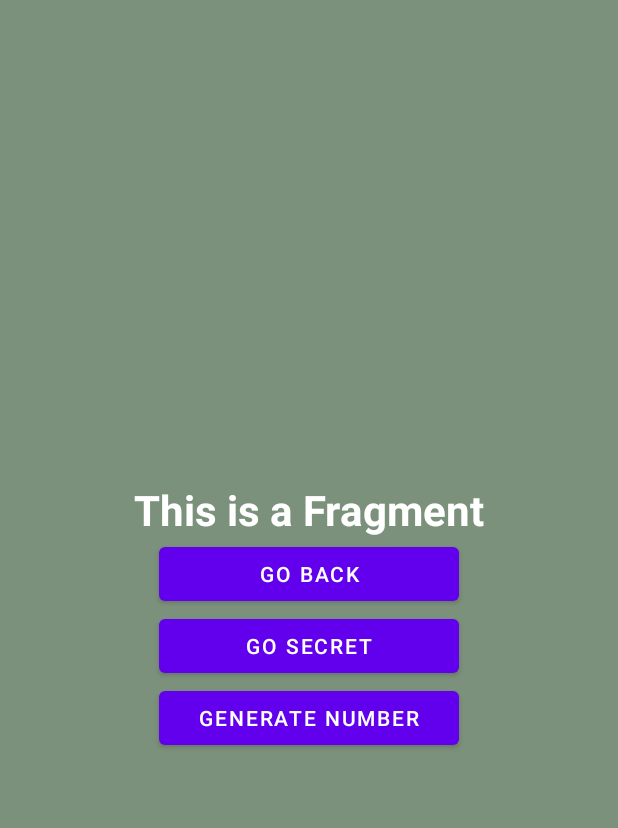
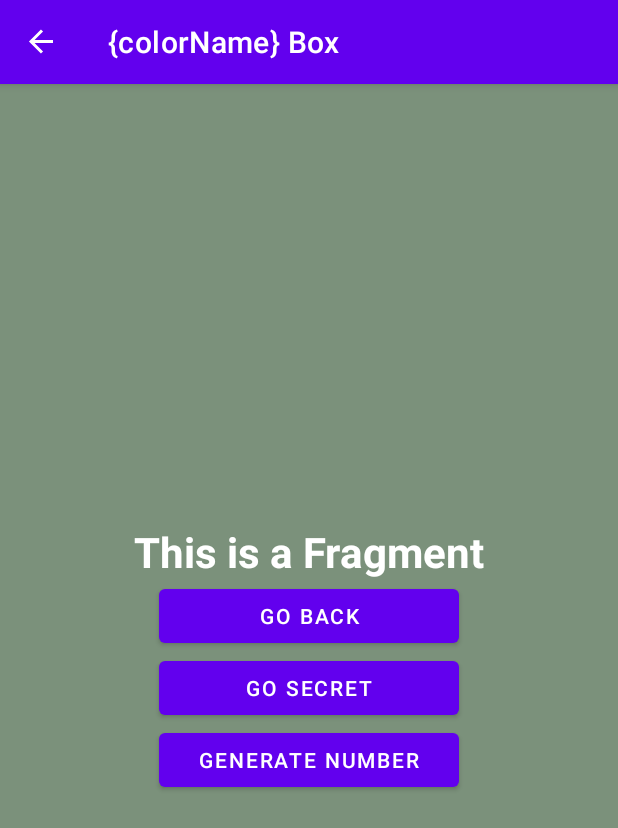
Before and after one commit to JonikBoltaev/AndroidLearn, an Android app: the screen it shows after launch (MainActivity), after a tap on "GREEN", on a phone screen of 412 x 824 dp. Shown: the top 828 px of the screen. Run offline under Robolectric (Android 15) with nearby library versions, the phone set to English and light mode, and no system bars; our stand-ins replace navigation-ui.

Commit message:
Navigation Component Part 2

```diff
--- a/app/build.gradle
+++ b/app/build.gradle
@@ -2,6 +2,7 @@ plugins {
     id 'com.android.application'
     id 'org.jetbrains.kotlin.android'
     id 'kotlin-android-extensions'
+    id 'androidx.navigation.safeargs.kotlin'
 }
 
 android {
--- a/app/src/main/java/ru/jonik/androidlearn/BoxFragment.kt
+++ b/app/src/main/java/ru/jonik/androidlearn/BoxFragment.kt
@@ -5,6 +5,7 @@ import android.view.View
 import androidx.core.os.bundleOf
 import androidx.fragment.app.Fragment
 import androidx.navigation.fragment.findNavController
+import androidx.navigation.fragment.navArgs
 import ru.jonik.androidlearn.databinding.FragmentBoxBinding
 import kotlin.random.Random
 
@@ -12,28 +13,28 @@ class BoxFragment : Fragment(R.layout.fragment_box) {
 
     private lateinit var binding: FragmentBoxBinding
 
+    private val args: BoxFragmentArgs by navArgs()
+
     override fun onViewCreated(view: View, savedInstanceState: Bundle?) {
         super.onViewCreated(view, savedInstanceState)
         binding = FragmentBoxBinding.bind(view)
 
-        binding.root.setBackgroundColor(requireArguments().getInt(ARG_COLOR))
+        binding.root.setBackgroundColor(args.color)
 
         binding.btnGoBack.setOnClickListener { findNavController().popBackStack() }
-        binding.btnSecretFragment.setOnClickListener { findNavController().navigate(R.id.action_boxFragment_to_secretFragment) }
+        binding.btnSecretFragment.setOnClickListener {
+            findNavController().navigate(
+                BoxFragmentDirections.actionBoxFragmentToSecretFragment()
+            )
+        }
         binding.btnGenerateNumber.setOnClickListener {
             val number = Random.nextInt(100)
-            parentFragmentManager.setFragmentResult(
-                REQUEST_CODE,
-                bundleOf(EXTRA_RANDOM_NUMBER to number)
-            )
+            findNavController().previousBackStackEntry?.savedStateHandle?.set(EXTRA_RANDOM_NUMBER, number)
             findNavController().popBackStack()
         }
     }
 
     companion object {
-        const val ARG_COLOR = "color"
-
-        const val REQUEST_CODE = "RANDOM_NUMBER_REQUEST_CODE"
         const val EXTRA_RANDOM_NUMBER = "EXTRA_RANDOM_NUMBER"
     }
 }
--- a/app/src/main/java/ru/jonik/androidlearn/MainActivity.kt
+++ b/app/src/main/java/ru/jonik/androidlearn/MainActivity.kt
@@ -2,11 +2,27 @@ package ru.jonik.androidlearn
 
 import android.os.Bundle
 import androidx.appcompat.app.AppCompatActivity
+import androidx.navigation.NavController
+import androidx.navigation.fragment.NavHostFragment
+import androidx.navigation.ui.NavigationUI
 
 class MainActivity : AppCompatActivity() {
+
+    private lateinit var navController: NavController
 
     override fun onCreate(savedInstanceState: Bundle?) {
         super.onCreate(savedInstanceState)
         setContentView(R.layout.activity_main)
+
+        val navHost =
+            supportFragmentManager.findFragmentById(R.id.fragmentContainer) as NavHostFragment
+        navController = navHost.navController
+
+
+        NavigationUI.setupActionBarWithNavController(this, navController)
+    }
+
+    override fun onSupportNavigateUp(): Boolean {
+        return navController.navigateUp() || super.onSupportNavigateUp()
     }
 }
--- a/app/src/main/java/ru/jonik/androidlearn/RootFragment.kt
+++ b/app/src/main/java/ru/jonik/androidlearn/RootFragment.kt
@@ -2,6 +2,7 @@ package ru.jonik.androidlearn
 
 import android.graphics.Color
 import android.os.Bundle
+import android.util.Log
 import android.view.View
 import android.widget.Toast
 import androidx.core.os.bundleOf
@@ -17,22 +18,24 @@ class RootFragment : Fragment(R.layout.fragment_root) {
         super.onViewCreated(view, savedInstanceState)
         binding = FragmentRootBinding.bind(view)
 
-        binding.btnGreen.setOnClickListener { openFragment(Color.rgb(123, 145, 123)) }
-        binding.btnAqua.setOnClickListener { openFragment(Color.rgb(127, 255, 212)) }
+        binding.btnGreen.setOnClickListener { openFragment(Color.rgb(123, 145, 123), "Green") }
+        binding.btnAqua.setOnClickListener { openFragment(Color.rgb(127, 255, 212), "Aqua") }
 
-        parentFragmentManager.setFragmentResultListener(
-            BoxFragment.REQUEST_CODE,
-            viewLifecycleOwner
-        ) { _, data ->
-            val number = data.getInt(BoxFragment.EXTRA_RANDOM_NUMBER)
-            Toast.makeText(requireContext(), "Generated number: $number", Toast.LENGTH_SHORT).show()
+        val liveData = findNavController().currentBackStackEntry?.savedStateHandle
+            ?.getLiveData<Int>(BoxFragment.EXTRA_RANDOM_NUMBER)
+        liveData?.observe(viewLifecycleOwner) { randomNumber ->
+            if (randomNumber != null) {
+                Log.d("Jonik", "Generated random number: $randomNumber")
+                Toast.makeText(requireContext(), "Generated random number: $randomNumber", Toast.LENGTH_SHORT).show()
+                liveData.value = null
+            }
         }
     }
 
-    private fun openFragment(color: Int) {
-        findNavController().navigate(
-            R.id.action_rootFragment_to_boxFragment,
-            bundleOf(BoxFragment.ARG_COLOR to color)
-        )
+    private fun openFragment(color: Int, colorName: String) {
+
+        val directions = RootFragmentDirections.actionRootFragmentToBoxFragment(colorName, color)
+
+        findNavController().navigate(directions)
     }
 }
--- a/app/src/main/res/layout/activity_main.xml
+++ b/app/src/main/res/layout/activity_main.xml
@@ -1,11 +1,12 @@
 <?xml version="1.0" encoding="utf-8"?>
-<androidx.fragment.app.FragmentContainerView xmlns:android="http://schemas.android.com/apk/res/android"
+<androidx.fragment.app.FragmentContainerView
+    xmlns:android="http://schemas.android.com/apk/res/android"
     xmlns:app="http://schemas.android.com/apk/res-auto"
     xmlns:tools="http://schemas.android.com/tools"
-    android:id="@+id/fragmentContainer"
-    android:name="androidx.navigation.fragment.NavHostFragment"
     android:layout_width="match_parent"
     android:layout_height="match_parent"
+    android:name="androidx.navigation.fragment.NavHostFragment"
+    android:id="@+id/fragmentContainer"
     app:defaultNavHost="true"
     app:navGraph="@navigation/nav_graph"
     tools:context=".MainActivity" />
--- a/app/src/main/res/navigation/nav_graph.xml
+++ b/app/src/main/res/navigation/nav_graph.xml
@@ -8,8 +8,8 @@
     <fragment
         android:id="@+id/rootFragment"
         android:name="ru.jonik.androidlearn.RootFragment"
-        android:label="fragment_root"
-        tools:layout="@layout/fragment_root" >
+        android:label="Main menu"
+        tools:layout="@layout/fragment_root">
         <action
             android:id="@+id/action_rootFragment_to_boxFragment"
             app:destination="@id/boxFragment" />
@@ -17,16 +17,21 @@
     <fragment
         android:id="@+id/boxFragment"
         android:name="ru.jonik.androidlearn.BoxFragment"
-        android:label="fragment_box"
-        tools:layout="@layout/fragment_box" >
+        android:label="{colorName} Box"
+        tools:layout="@layout/fragment_box">
         <action
             android:id="@+id/action_boxFragment_to_secretFragment"
             app:destination="@id/secretFragment" />
+        <argument
+            android:name="colorName"
+            app:argType="string" />
+        <argument
+            android:name="color"
+            app:argType="integer" />
     </fragment>
     <fragment
         android:id="@+id/secretFragment"
         android:name="ru.jonik.androidlearn.SecretFragment"
-        android:label="@layout/fragment_secret"
-        tools:layout="@layout/fragment_secret"
-        />
+        android:label="Secret"
+        tools:layout="@layout/fragment_secret" />
 </navigation>
--- a/app/src/main/res/values/themes.xml
+++ b/app/src/main/res/values/themes.xml
@@ -1,6 +1,6 @@
 <resources xmlns:tools="http://schemas.android.com/tools">
     <!-- Base application theme. -->
-    <style name="Theme.AndroidLearn" parent="Theme.MaterialComponents.DayNight.NoActionBar">
+    <style name="Theme.AndroidLearn" parent="Theme.MaterialComponents.DayNight.DarkActionBar">
         <!-- Primary brand color. -->
         <item name="colorPrimary">@color/purple_500</item>
         <item name="colorPrimaryVariant">@color/purple_700</item>
--- a/build.gradle
+++ b/build.gradle
@@ -1,10 +1,17 @@
 // Top-level build file where you can add configuration options common to all sub-projects/modules.
+buildscript {
+    ext.nav_version = "2.4.1"
+    dependencies {
+        classpath "androidx.navigation:navigation-safe-args-gradle-plugin:$nav_version"
+    }
+}
 plugins {
     id 'com.android.application' version '7.1.2' apply false
     id 'com.android.library' version '7.1.2' apply false
     id 'org.jetbrains.kotlin.android' version '1.6.10' apply false
 }
 
+
 task clean(type: Delete) {
     delete rootProject.buildDir
 }
```
